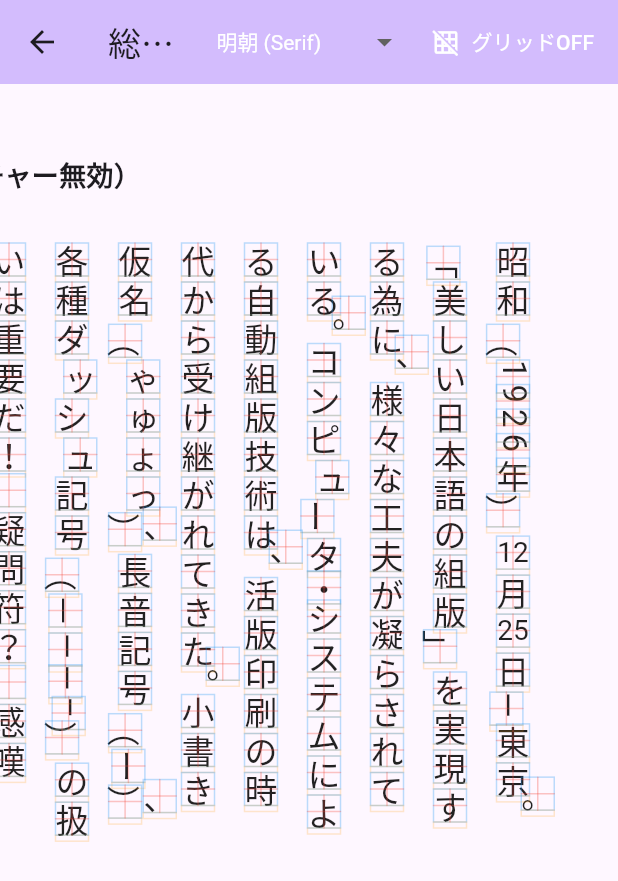
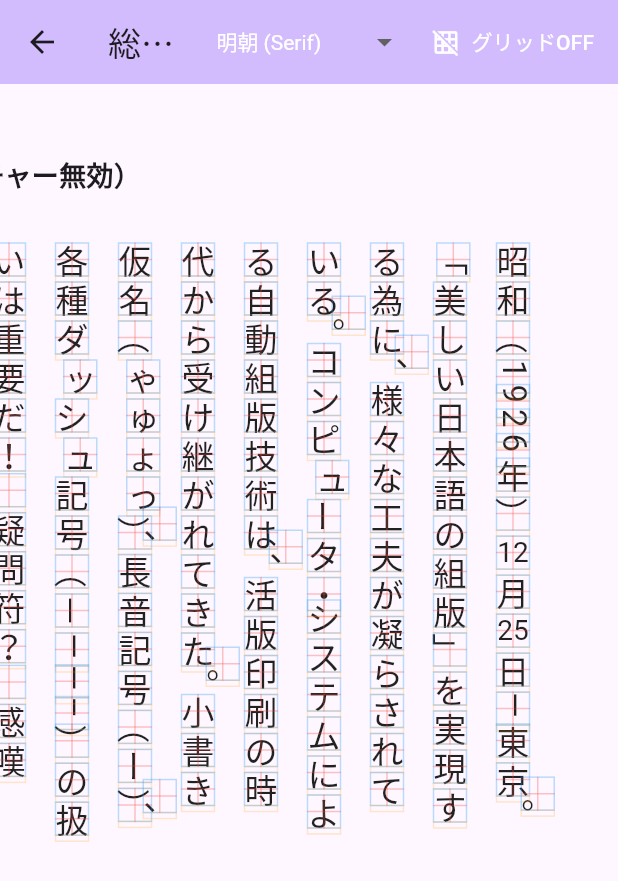
Before and after one commit to youichi-uda/tategaki, a Flutter app: the ComprehensiveDemo screen opened directly, after a tap on "グリッドON", on a phone screen of 412 x 824 dp. Shown: the top 881 px of the screen. Run offline on Flutter 3.47's test engine with Material 3 defaults, Android fonts, the phone set to English and light mode, and no system bars; our stand-ins replace google_fonts; Roboto replaces fonts that are missing (Noto Serif Jp).

Commit message:
Remove yakumono position adjustments for brackets, dashes, colon, semicolon, middle dot, and leaders
- Remove opening/closing bracket adjustments
- Remove dash adjustments (ー、―、—、–、－)
- Remove colon and semicolon adjustments (：、；)
- Remove middle dot adjustment (・)
- Remove leader adjustments (…、‥)

Only keep punctuation (。、) and small kana adjustments.

Co-Authored-By: Claude Sonnet 4.5 <noreply@anthropic.com>

```diff
--- a/lib/src/utils/yakumono_adjuster.dart
+++ b/lib/src/utils/yakumono_adjuster.dart
@@ -29,31 +29,6 @@ class YakumonoAdjuster {
       // Position small kana: vertically centered, horizontally to the right (JLREQ)
       xOffset = fontSize * 0.25;  // Move right by 1/4 of fontSize
       yOffset = 0.0;              // Keep vertically centered
-    } else if (_isDash(character)) {
-      // Shift dashes to the left (they appear too far right when rotated)
-      if (character == '–') {
-        // En dash needs less adjustment
-        xOffset = -fontSize * 0.1;
-      } else {
-        xOffset = -fontSize * 0.2;
-      }
-    } else if (_isOpeningBracket(character)) {
-      // Shift opening brackets to the left and down
-      xOffset = -fontSize * 0.3;
-      yOffset = fontSize * 0.1;
-    } else if (_isClosingBracket(character)) {
-      // Shift closing brackets to the left and up
-      xOffset = -fontSize * 0.3;
-      yOffset = -fontSize * 0.1;
-    } else if (character == '：' || character == '；') {
-      // Shift colon and semicolon to the left
-      xOffset = -fontSize * 0.2;
-    } else if (character == '・') {
-      // Shift middle dot up
-      yOffset = -fontSize * 0.2;
-    } else if (_isLeader(character)) {
-      // Shift ellipsis and two-dot leader to the left
-      xOffset = -fontSize * 0.25;
     }
 
     return Offset(basePosition.dx + xOffset, basePosition.dy + yOffset);
```
